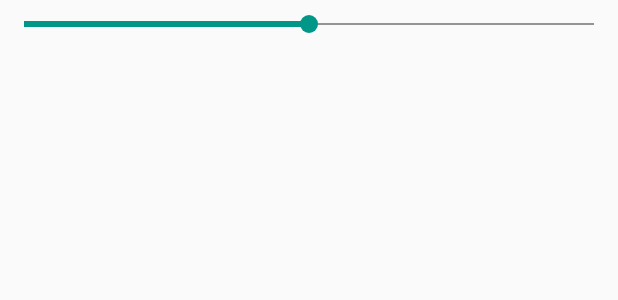
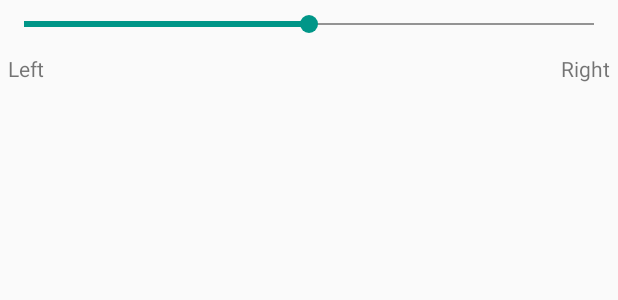
Before and after one commit to dewaalaw/AndroidSurveyFramework, an Android app: the layout seekbar.xml on its own in the app's theme, with its tools: preview values and no code run, on a phone screen of 412 x 824 dp. Shown: the top 300 px of the screen. Run offline under Robolectric (Android 15) with nearby library versions, the phone set to English and light mode, and no system bars.

Commit message:
Sliders now display the left and right labels.

```diff
--- a/app/src/main/java/com/example/jaf50/survey/DomainBuilder.java
+++ b/app/src/main/java/com/example/jaf50/survey/DomainBuilder.java
@@ -125,6 +125,8 @@ public class DomainBuilder {
   private SeekBarComponent buildSeekBarComponent(SliderModel model) {
     SeekBarComponent seekBarComponent = (SeekBarComponent) layoutInflater.inflate(R.layout.seekbar, null);
     seekBarComponent.setResponseId(model.getResponseId());
+    seekBarComponent.setLeftLabelText(model.getLeftLabel());
+    seekBarComponent.setRightLabelText(model.getRightLabel());
     return seekBarComponent;
   }
 
--- a/app/src/main/java/com/example/jaf50/survey/SurveyFragment.java
+++ b/app/src/main/java/com/example/jaf50/survey/SurveyFragment.java
@@ -38,9 +38,9 @@ public class SurveyFragment extends Fragment {
   Button previousButton;
 
   private OnFragmentInteractionListener mListener;
-  private HashMap<String, SurveyScreen> surveyScreens = new HashMap<String, SurveyScreen>();
+  private HashMap<String, SurveyScreen> surveyScreens = new HashMap<>();
   private SurveyScreen currentScreen;
-  private Stack<SurveyScreen> screenStack = new Stack<SurveyScreen>();
+  private Stack<SurveyScreen> screenStack = new Stack<>();
 
   public SurveyFragment() {
   }
--- a/app/src/main/java/com/example/jaf50/survey/parser/ComponentModelDeserializer.java
+++ b/app/src/main/java/com/example/jaf50/survey/parser/ComponentModelDeserializer.java
@@ -26,6 +26,8 @@ public class ComponentModelDeserializer implements JsonDeserializer<ComponentMod
     } else if ("slider".equals(type)) {
       SliderModel model = new SliderModel();
       model.setResponseId(jsonObject.get("responseId").getAsString());
+      model.setLeftLabel(jsonObject.get("leftLabel").getAsString());
+      model.setRightLabel(jsonObject.get("rightLabel").getAsString());
       return model;
     } else if ("datePicker".equals(type)) {
       DatePickerModel model = new DatePickerModel();
--- a/app/src/main/java/com/example/jaf50/survey/ui/SeekBarComponent.java
+++ b/app/src/main/java/com/example/jaf50/survey/ui/SeekBarComponent.java
@@ -3,14 +3,29 @@ package com.example.jaf50.survey.ui;
 import android.content.Context;
 import android.util.AttributeSet;
 import android.view.View;
+import android.widget.LinearLayout;
+import android.widget.TextView;
 
+import com.example.jaf50.survey.R;
 import com.example.jaf50.survey.response.Response;
 
 import org.adw.library.widgets.discreteseekbar.DiscreteSeekBar;
 
-public class SeekBarComponent extends DiscreteSeekBar implements ISurveyComponent {
+import butterknife.ButterKnife;
+import butterknife.InjectView;
+
+public class SeekBarComponent extends LinearLayout implements ISurveyComponent {
 
   private static final int DEFAULT_PROGRESS = 50;
+
+  @InjectView(R.id.seekBar)
+  DiscreteSeekBar seekBar;
+
+  @InjectView(R.id.leftLabelTextView)
+  TextView leftLabelTextView;
+
+  @InjectView(R.id.rightLabelTextView)
+  TextView rightLabelTextView;
 
   private String responseId;
 
@@ -18,7 +33,13 @@ public class SeekBarComponent extends DiscreteSeekBar implements ISurveyComponen
 
   public SeekBarComponent(Context context, AttributeSet attrs) {
     super(context, attrs);
-    setOnProgressChangeListener(new OnProgressChangeListener() {
+  }
+
+  @Override
+  protected void onFinishInflate() {
+    super.onFinishInflate();
+    ButterKnife.inject(this, this);
+    seekBar.setOnProgressChangeListener(new DiscreteSeekBar.OnProgressChangeListener() {
       @Override
       public void onProgressChanged(DiscreteSeekBar seekBar, int value, boolean fromUser) {
         if (fromUser) {
@@ -26,7 +47,15 @@ public class SeekBarComponent extends DiscreteSeekBar implements ISurveyComponen
         }
       }
     });
-    setProgress(DEFAULT_PROGRESS);
+    seekBar.setProgress(DEFAULT_PROGRESS);
+  }
+
+  public void setLeftLabelText(String text) {
+    this.leftLabelTextView.setText(text);
+  }
+
+  public void setRightLabelText(String text) {
+    this.rightLabelTextView.setText(text);
   }
 
   @Override
@@ -38,7 +67,7 @@ public class SeekBarComponent extends DiscreteSeekBar implements ISurveyComponen
   public Response getResponse() {
     Response response = new Response(responseId);
     if (valueSelected) {
-      response.addValue(getProgress() + "");
+      response.addValue(seekBar.getProgress() + "");
     }
     return response;
   }
--- a/app/src/main/res/layout/seekbar.xml
+++ b/app/src/main/res/layout/seekbar.xml
@@ -1,6 +1,33 @@
 <?xml version="1.0" encoding="utf-8"?>
 <com.example.jaf50.survey.ui.SeekBarComponent xmlns:android="http://schemas.android.com/apk/res/android"
-                                                         android:layout_width="match_parent"
-                                                         android:layout_height="wrap_content">
+                                              android:layout_width="match_parent"
+                                              android:layout_height="wrap_content"
+                                              android:orientation="vertical">
 
+    <org.adw.library.widgets.discreteseekbar.DiscreteSeekBar
+        android:layout_width="match_parent"
+        android:layout_height="wrap_content"
+        android:id="@+id/seekBar"/>
+
+    <RelativeLayout
+        android:layout_marginTop="4dp"
+        android:layout_width="match_parent"
+        android:layout_height="wrap_content">
+
+        <TextView
+            android:layout_width="wrap_content"
+            android:layout_height="wrap_content"
+            android:id="@+id/leftLabelTextView"
+            android:layout_alignParentLeft="true"
+            android:layout_marginLeft="5dp"
+            android:text="Left"/>
+
+        <TextView
+            android:layout_width="wrap_content"
+            android:layout_height="wrap_content"
+            android:id="@+id/rightLabelTextView"
+            android:layout_alignParentRight="true"
+            android:layout_marginRight="5dp"
+            android:text="Right"/>
+    </RelativeLayout>
 </com.example.jaf50.survey.ui.SeekBarComponent>
--- a/app/src/main/res/raw/survey.json
+++ b/app/src/main/res/raw/survey.json
@@ -29,6 +29,8 @@
         },
         {
           "type": "slider",
+          "leftLabel": "Not a lot",
+          "rightLabel": "Very much",
           "responseId": "sliderResponse"
         }
       ],
--- a/app/src/main/res/raw/test_survey.json
+++ b/app/src/main/res/raw/test_survey.json
@@ -29,6 +29,8 @@
         },
         {
           "type": "slider",
+          "leftLabel": "Not a lot",
+          "rightLabel": "Very much",
           "responseId": "sliderResponse"
         }
       ],
```
Also changed, not shown: app/src/main/java/com/example/jaf50/survey/parser/SliderModel.java (+18 -0 lines), 1 other file.
